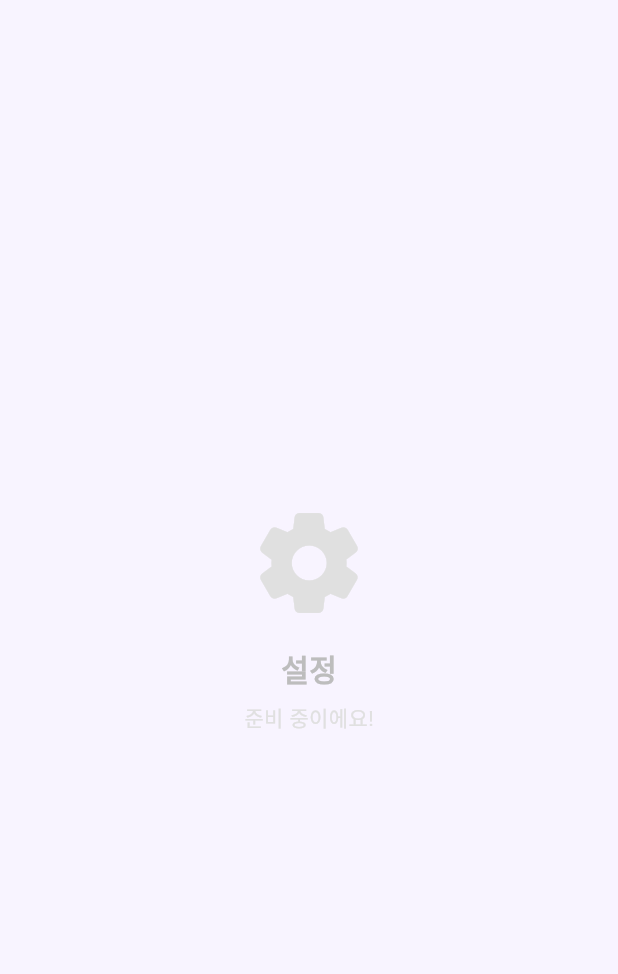
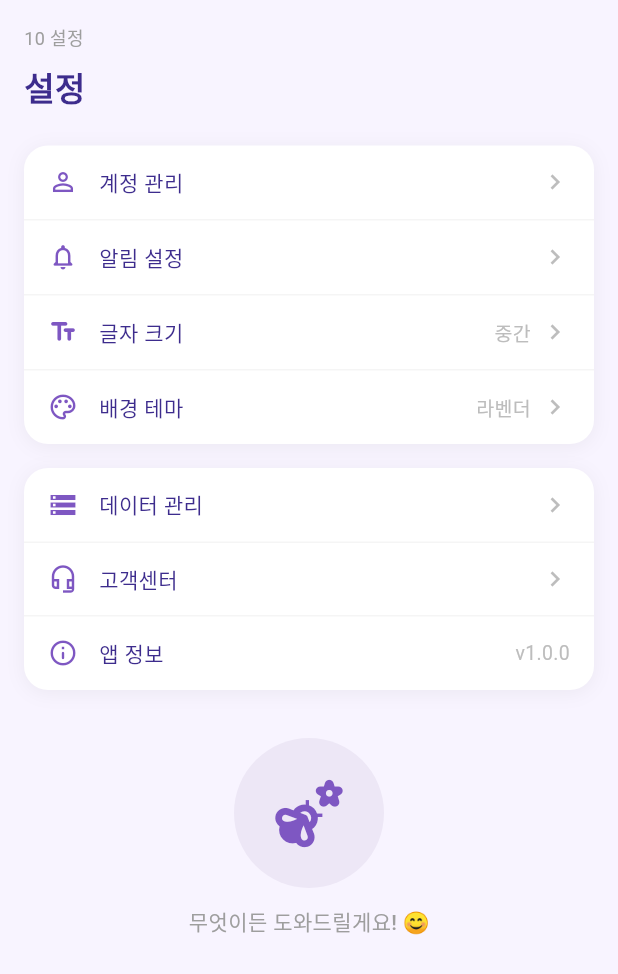
Before and after one commit to godwonchan/customized_fairy_tales, a Flutter app: the SettingsScreen screen opened directly, on a phone screen of 412 x 824 dp. Shown: the top 974 px of the screen. Run offline on Flutter 3.47's test engine with Material 3 defaults, Android fonts, the phone set to English and light mode, and no system bars; Roboto replaces fonts that are missing (NotoSansKR).

Commit message:
feat: 설정 화면 추가

```diff
--- a/lib/screens/home_screen.dart
+++ b/lib/screens/home_screen.dart
@@ -1,6 +1,7 @@
 import 'package:flutter/material.dart';
 import 'fairy_tale_list_screen.dart';
 import 'my_stories_screen.dart';
+import 'settings_screen.dart';
 
 // ═══════════════════════════════════════════════════════════════
 //  앱 전체 감싸는 메인 구조 (사이드바 + 콘텐츠)
@@ -516,8 +517,8 @@ class _HomeScreenState extends State<HomeScreen>
       context,
       PageRouteBuilder(
         transitionDuration: const Duration(milliseconds: 400),
-        pageBuilder: (_, animation, __) => const FairyTaleListScreen(),
-        transitionsBuilder: (_, animation, __, child) {
+        pageBuilder: (_, animation, _) => const FairyTaleListScreen(),
+        transitionsBuilder: (_, animation, _, child) {
           return SlideTransition(
             position: Tween<Offset>(
               begin: const Offset(1.0, 0.0),
@@ -537,8 +538,8 @@ class _HomeScreenState extends State<HomeScreen>
       context,
       PageRouteBuilder(
         transitionDuration: const Duration(milliseconds: 400),
-        pageBuilder: (_, animation, __) => const MyStoriesScreen(),
-        transitionsBuilder: (_, animation, __, child) {
+        pageBuilder: (_, animation, _) => const MyStoriesScreen(),
+        transitionsBuilder: (_, animation, _, child) {
           return SlideTransition(
             position: Tween<Offset>(
               begin: const Offset(1.0, 0.0),
@@ -552,38 +553,3 @@ class _HomeScreenState extends State<HomeScreen>
     );
   }
 }
-
-// ═══════════════════════════════════════════════════════════════
-//  설정 화면 (placeholder)
-// ═══════════════════════════════════════════════════════════════
-
-class SettingsScreen extends StatelessWidget {
-  const SettingsScreen({super.key});
-
-  @override
-  Widget build(BuildContext context) {
-    return Scaffold(
-      backgroundColor: const Color(0xFFF8F4FF),
-      body: SafeArea(
-        child: Center(
-          child: Column(
-            mainAxisAlignment: MainAxisAlignment.center,
-            children: [
-              Icon(Icons.settings_rounded, size: 80, color: Colors.grey[300]),
-              const SizedBox(height: 16),
-              Text('설정',
-                  style: TextStyle(
-                      fontSize: 20,
-                      fontWeight: FontWeight.w600,
-                      color: Colors.grey[400])),
-              const SizedBox(height: 8),
-              Text('준비 중이에요!',
-                  style:
-                      TextStyle(fontSize: 14, color: Colors.grey[300])),
-            ],
-          ),
-        ),
-      ),
-    );
-  }
-}
--- /dev/null
+++ b/lib/screens/settings_screen.dart
@@ -0,0 +1,495 @@
+import 'package:flutter/material.dart';
+
+// ═══════════════════════════════════════════════════════════════
+//  설정 화면
+// ═══════════════════════════════════════════════════════════════
+
+class SettingsScreen extends StatefulWidget {
+  const SettingsScreen({super.key});
+
+  @override
+  State<SettingsScreen> createState() => _SettingsScreenState();
+}
+
+class _SettingsScreenState extends State<SettingsScreen>
+    with SingleTickerProviderStateMixin {
+  late AnimationController _animController;
+  late Animation<double> _fadeAnim;
+
+  // 설정값
+  String _fontSize = '중간';
+  String _bgTheme = '라벤더';
+
+  final List<String> _fontSizes = ['작게', '중간', '크게'];
+  final List<String> _bgThemes = ['라벤더', '민트', '핑크', '하늘'];
+
+  @override
+  void initState() {
+    super.initState();
+    _animController = AnimationController(
+      vsync: this,
+      duration: const Duration(milliseconds: 400),
+    );
+    _fadeAnim =
+        CurvedAnimation(parent: _animController, curve: Curves.easeOut);
+    _animController.forward();
+  }
+
+  @override
+  void dispose() {
+    _animController.dispose();
+    super.dispose();
+  }
+
+  @override
+  Widget build(BuildContext context) {
+    final isTablet = MediaQuery.of(context).size.width >= 600;
+
+    return Scaffold(
+      backgroundColor: const Color(0xFFF8F4FF),
+      body: SafeArea(
+        child: FadeTransition(
+          opacity: _fadeAnim,
+          child: SingleChildScrollView(
+            padding: EdgeInsets.all(isTablet ? 32 : 16),
+            child: Column(
+              crossAxisAlignment: CrossAxisAlignment.start,
+              children: [
+                // 브레드크럼
+                Text('10 설정',
+                    style: TextStyle(
+                        fontSize: 12, color: Colors.grey[500])),
+                const SizedBox(height: 8),
+                // 제목
+                Text('설정',
+                    style: TextStyle(
+                        fontSize: isTablet ? 28 : 22,
+                        fontWeight: FontWeight.w700,
+                        color: const Color(0xFF3D2C8D))),
+                const SizedBox(height: 24),
+
+                // ── 계정 설정 그룹 ──
+                _buildSectionGroup([
+                  _buildSettingItem(
+                    icon: Icons.person_outline,
+                    label: '계정 관리',
+                    onTap: () => _showComingSoon(context),
+                    isTablet: isTablet,
+                  ),
+                  _buildSettingItem(
+                    icon: Icons.notifications_none_rounded,
+                    label: '알림 설정',
+                    onTap: () => _showComingSoon(context),
+                    isTablet: isTablet,
+                  ),
+                  _buildSettingItemWithValue(
+                    icon: Icons.text_fields_rounded,
+                    label: '글자 크기',
+                    value: _fontSize,
+                    onTap: () => _showFontSizeDialog(context),
+                    isTablet: isTablet,
+                  ),
+                  _buildSettingItemWithValue(
+                    icon: Icons.color_lens_outlined,
+                    label: '배경 테마',
+                    value: _bgTheme,
+                    onTap: () => _showBgThemeDialog(context),
+                    isTablet: isTablet,
+                    isLast: true,
+                  ),
+                ]),
+
+                const SizedBox(height: 16),
+
+                // ── 기타 그룹 ──
+                _buildSectionGroup([
+                  _buildSettingItem(
+                    icon: Icons.storage_outlined,
+                    label: '데이터 관리',
+                    onTap: () => _showComingSoon(context),
+                    isTablet: isTablet,
+                  ),
+                  _buildSettingItem(
+                    icon: Icons.headset_mic_outlined,
+                    label: '고객센터',
+                    onTap: () => _showComingSoon(context),
+                    isTablet: isTablet,
+                  ),
+                  _buildSettingItemWithValue(
+                    icon: Icons.info_outline_rounded,
+                    label: '앱 정보',
+                    value: 'v1.0.0',
+                    onTap: () => _showAppInfo(context),
+                    isTablet: isTablet,
+                    isLast: true,
+                    showArrow: false,
+                  ),
+                ]),
+
+                const SizedBox(height: 32),
+
+                // ── 토끼 캐릭터 ──
+                Center(
+                  child: Column(
+                    children: [
+                      Container(
+                        width: isTablet ? 120 : 100,
+                        height: isTablet ? 120 : 100,
+                        decoration: BoxDecoration(
+                          color: const Color(0xFFEDE7F6),
+                          shape: BoxShape.circle,
+                        ),
+                        child: Icon(Icons.emoji_nature,
+                            size: isTablet ? 64 : 54,
+                            color: const Color(0xFF7E57C2)),
+                      ),
+                      const SizedBox(height: 12),
+                      Text(
+                        '무엇이든 도와드릴게요! 😊',
+                        style: TextStyle(
+                            fontSize: 14,
+                            color: Colors.grey[500],
+                            fontWeight: FontWeight.w500),
+                      ),
+                    ],
+                  ),
+                ),
+                const SizedBox(height: 32),
+              ],
+            ),
+          ),
+        ),
+      ),
+    );
+  }
+
+  // ── 설정 그룹 컨테이너 ──
+  Widget _buildSectionGroup(List<Widget> items) {
+    return Container(
+      decoration: BoxDecoration(
+        color: Colors.white,
+        borderRadius: BorderRadius.circular(16),
+        boxShadow: [
+          BoxShadow(
+              color: Colors.black.withOpacity(0.05),
+              blurRadius: 10,
+              offset: const Offset(0, 2)),
+        ],
+      ),
+      child: Column(children: items),
+    );
+  }
+
+  // ── 일반 설정 아이템 ──
+  Widget _buildSettingItem({
+    required IconData icon,
+    required String label,
+    required VoidCallback onTap,
+    required bool isTablet,
+    bool isLast = false,
+  }) {
+    return GestureDetector(
+      onTap: onTap,
+      child: Container(
+        padding: EdgeInsets.symmetric(
+            horizontal: isTablet ? 20 : 16,
+            vertical: isTablet ? 16 : 14),
+        decoration: BoxDecoration(
+          border: isLast
+              ? null
+              : Border(
+                  bottom: BorderSide(
+                      color: Colors.grey[100]!, width: 1)),
+        ),
+        child: Row(
+          children: [
+            Icon(icon, size: 20, color: const Color(0xFF7E57C2)),
+            const SizedBox(width: 14),
+            Text(label,
+                style: TextStyle(
+                    fontSize: isTablet ? 15 : 14,
+                    color: const Color(0xFF3D2C8D),
+                    fontWeight: FontWeight.w500)),
+            const Spacer(),
+            Icon(Icons.chevron_right,
+                size: 20, color: Colors.grey[400]),
+          ],
+        ),
+      ),
+    );
+  }
+
+  // ── 값이 있는 설정 아이템 ──
+  Widget _buildSettingItemWithValue({
+    required IconData icon,
+    required String label,
+    required String value,
+    required VoidCallback onTap,
+    required bool isTablet,
+    bool isLast = false,
+    bool showArrow = true,
+  }) {
+    return GestureDetector(
+      onTap: onTap,
+      child: Container(
+        padding: EdgeInsets.symmetric(
+            horizontal: isTablet ? 20 : 16,
+            vertical: isTablet ? 16 : 14),
+        decoration: BoxDecoration(
+          border: isLast
+              ? null
+              : Border(
+                  bottom: BorderSide(
+                      color: Colors.grey[100]!, width: 1)),
+        ),
+        child: Row(
+          children: [
+            Icon(icon, size: 20, color: const Color(0xFF7E57C2)),
+            const SizedBox(width: 14),
+            Text(label,
+                style: TextStyle(
+                    fontSize: isTablet ? 15 : 14,
+                    color: const Color(0xFF3D2C8D),
+                    fontWeight: FontWeight.w500)),
+            const Spacer(),
+            Text(value,
+                style: TextStyle(
+                    fontSize: isTablet ? 14 : 13,
+                    color: Colors.grey[400],
+                    fontWeight: FontWeight.w400)),
+            if (showArrow) ...[
+              const SizedBox(width: 6),
+              Icon(Icons.chevron_right,
+                  size: 20, color: Colors.grey[400]),
+            ],
+          ],
+        ),
+      ),
+    );
+  }
+
+  // ── 글자 크기 선택 다이얼로그 ──
+  void _showFontSizeDialog(BuildContext context) {
+    showDialog(
+      context: context,
+      builder: (context) => Dialog(
+        shape: RoundedRectangleBorder(
+            borderRadius: BorderRadius.circular(20)),
+        child: Padding(
+          padding: const EdgeInsets.all(24),
+          child: Column(
+            mainAxisSize: MainAxisSize.min,
+            crossAxisAlignment: CrossAxisAlignment.start,
+            children: [
+              const Text('글자 크기',
+                  style: TextStyle(
+                      fontSize: 18,
+                      fontWeight: FontWeight.w700,
+                      color: Color(0xFF3D2C8D))),
+              const SizedBox(height: 16),
+              ..._fontSizes.map((size) {
+                final isSelected = _fontSize == size;
+                return GestureDetector(
+                  onTap: () {
+                    setState(() => _fontSize = size);
+                    Navigator.pop(context);
+                  },
+                  child: Container(
+                    margin: const EdgeInsets.only(bottom: 8),
+                    padding: const EdgeInsets.symmetric(
+                        horizontal: 16, vertical: 12),
+                    decoration: BoxDecoration(
+                      color: isSelected
+                          ? const Color(0xFFEDE7F6)
+                          : const Color(0xFFF8F4FF),
+                      borderRadius: BorderRadius.circular(12),
+                      border: Border.all(
+                          color: isSelected
+                              ? const Color(0xFF7E57C2)
+                              : Colors.transparent),
+                    ),
+                    child: Row(
+                      children: [
+                        Text(size,
+                            style: TextStyle(
+                                fontSize: 14,
+                                color: isSelected
+                                    ? const Color(0xFF7E57C2)
+                                    : const Color(0xFF3D2C8D),
+                                fontWeight: isSelected
+                                    ? FontWeight.w600
+                                    : FontWeight.w400)),
+                        const Spacer(),
+                        if (isSelected)
+                          const Icon(Icons.check,
+                              size: 18, color: Color(0xFF7E57C2)),
+                      ],
+                    ),
+                  ),
+                );
+              }),
+            ],
+          ),
+        ),
+      ),
+    );
+  }
+
+  // ── 배경 테마 선택 다이얼로그 ──
+  void _showBgThemeDialog(BuildContext context) {
+    final themeColors = {
+      '라벤더': const Color(0xFFEDE7F6),
+      '민트': const Color(0xFFE8F5E9),
+      '핑크': const Color(0xFFFCE4EC),
+      '하늘': const Color(0xFFE3F2FD),
+    };
+
+    showDialog(
+      context: context,
+      builder: (context) => Dialog(
+        shape: RoundedRectangleBorder(
+            borderRadius: BorderRadius.circular(20)),
+        child: Padding(
+          padding: const EdgeInsets.all(24),
+          child: Column(
+            mainAxisSize: MainAxisSize.min,
+            crossAxisAlignment: CrossAxisAlignment.start,
+            children: [
+              const Text('배경 테마',
+                  style: TextStyle(
+                      fontSize: 18,
+                      fontWeight: FontWeight.w700,
+                      color: Color(0xFF3D2C8D))),
+              const SizedBox(height: 16),
+              Wrap(
+                spacing: 12,
+                runSpacing: 12,
+                children: _bgThemes.map((theme) {
+                  final isSelected = _bgTheme == theme;
+                  final color = themeColors[theme]!;
+                  return GestureDetector(
+                    onTap: () {
+                      setState(() => _bgTheme = theme);
+                      Navigator.pop(context);
+                    },
+                    child: Column(
+                      children: [
+                        Container(
+                          width: 60, height: 60,
+                          decoration: BoxDecoration(
+                            color: color,
+                            borderRadius: BorderRadius.circular(16),
+                            border: Border.all(
+                                color: isSelected
+                                    ? const Color(0xFF7E57C2)
+                                    : Colors.transparent,
+                                width: 2.5),
+                          ),
+                          child: isSelected
+                              ? const Center(
+                                  child: Icon(Icons.check,
+                                      color: Color(0xFF7E57C2),
+                                      size: 24))
+                              : null,
+                        ),
+                        const SizedBox(height: 6),
+                        Text(theme,
+                            style: TextStyle(
+                                fontSize: 12,
+                                color: isSelected
+                                    ? const Color(0xFF7E57C2)
+                                    : Colors.grey[600],
+                                fontWeight: isSelected
+                                    ? FontWeight.w600
+                                    : FontWeight.w400)),
+                      ],
+                    ),
+                  );
+                }).toList(),
+              ),
+            ],
+          ),
+        ),
+      ),
+    );
+  }
+
+  // ── 앱 정보 다이얼로그 ──
+  void _showAppInfo(BuildContext context) {
+    showDialog(
+      context: context,
+      builder: (context) => Dialog(
+        shape: RoundedRectangleBorder(
+            borderRadius: BorderRadius.circular(20)),
+        child: Padding(
+          padding: const EdgeInsets.all(24),
+          child: Column(
+            mainAxisSize: MainAxisSize.min,
+            children: [
+              Container(
+                width: 64, height: 64,
+                decoration: BoxDecoration(
+                  gradient: const LinearGradient(
+                    colors: [Color(0xFF9575CD), Color(0xFF7E57C2)],
+                    begin: Alignment.topLeft,
+                    end: Alignment.bottomRight,
+                  ),
+                  borderRadius: BorderRadius.circular(18),
+                ),
+                child: const Icon(Icons.auto_stories,
+                    color: Colors.white, size: 36),
+              ),
+              const SizedBox(height: 16),
+              const Text('동화 앱',
+                  style: TextStyle(
+                      fontSize: 20,
+                      fontWeight: FontWeight.w700,
+                      color: Color(0xFF3D2C8D))),
+              const SizedBox(height: 4),
+              Text('버전 v1.0.0',
+                  style: TextStyle(
+                      fontSize: 14, color: Colors.grey[400])),
+              const SizedBox(height: 12),
+              Text(
+                'AI 기술을 활용하여 아동 사용자 맞춤형\n동화 생성 시스템',
+                textAlign: TextAlign.center,
+                style: TextStyle(
+                    fontSize: 13,
+                    color: Colors.grey[600],
+                    height: 1.5),
+              ),
+              const SizedBox(height: 20),
+              ElevatedButton(
+                onPressed: () => Navigator.pop(context),
+                style: ElevatedButton.styleFrom(
+                  backgroundColor: const Color(0xFF7E57C2),
+                  foregroundColor: Colors.white,
+                  shape: RoundedRectangleBorder(
+                      borderRadius: BorderRadius.circular(12)),
+                  padding: const EdgeInsets.symmetric(
+                      horizontal: 32, vertical: 12),
+                  elevation: 0,
+                ),
+                child: const Text('확인'),
+              ),
+            ],
+          ),
+        ),
+      ),
+    );
+  }
+
+  // ── 준비 중 토스트 ──
+  void _showComingSoon(BuildContext context) {
+    ScaffoldMessenger.of(context).showSnackBar(
+      SnackBar(
+        content: const Text('준비 중이에요! 😊'),
+        backgroundColor: const Color(0xFF7E57C2),
+        behavior: SnackBarBehavior.floating,
+        shape: RoundedRectangleBorder(
+            borderRadius: BorderRadius.circular(12)),
+        duration: const Duration(seconds: 1),
+      ),
+    );
+  }
+}
```
